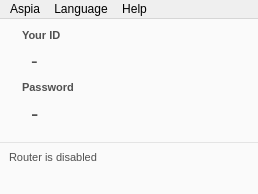
Above: source/host/ui/main_window.ui from dchapyshev/aspia before the change. Below: the same form after it.
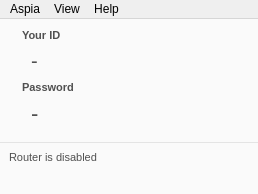
That is the form after the change. Icons and pictures are not drawn.

Commit message: Implement "Show icons in menus" option for Host.

What changed in the file:
```diff
--- a/source/host/ui/main_window.ui
+++ b/source/host/ui/main_window.ui
@@ -336,13 +336,13 @@
     <addaction name="separator"/>
     <addaction name="action_about"/>
    </widget>
-   <widget class="QMenu" name="menu_language">
+   <widget class="QMenu" name="menuView">
     <property name="title">
-     <string>Language</string>
+     <string>View</string>
     </property>
    </widget>
    <addaction name="menu_aspia"/>
-   <addaction name="menu_language"/>
+   <addaction name="menuView"/>
    <addaction name="menu_help"/>
   </widget>
   <action name="action_exit">
```
Left out of the diff: 20 changed lines with no effect on the pictures. The commit also changes 26 other files.
